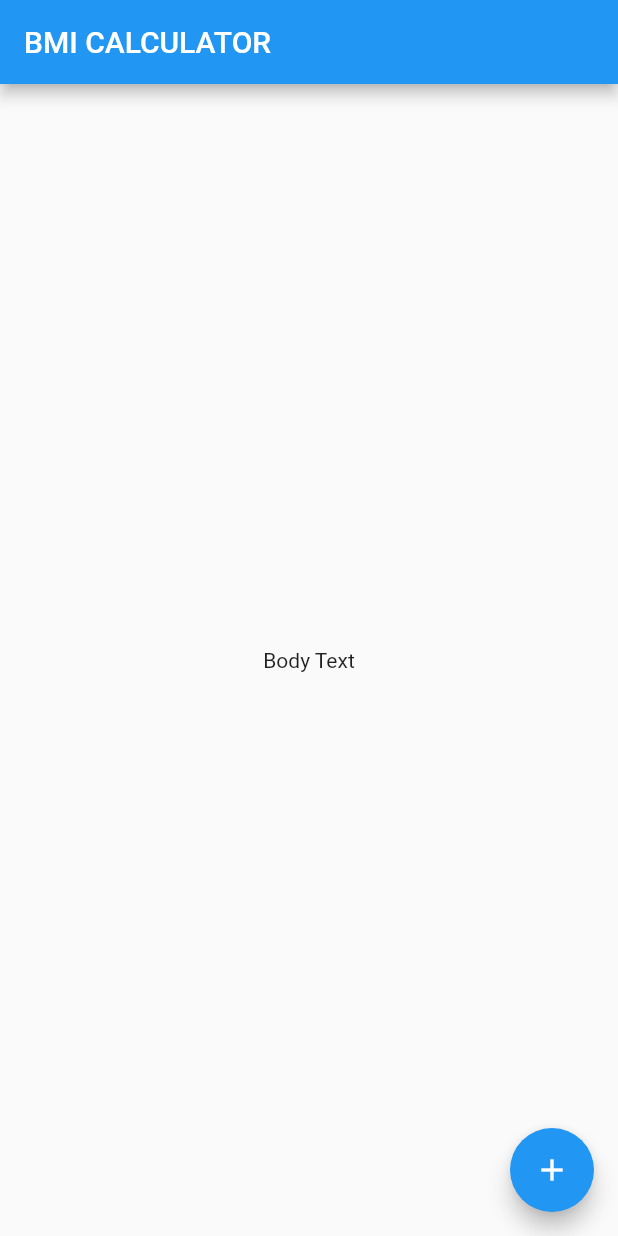
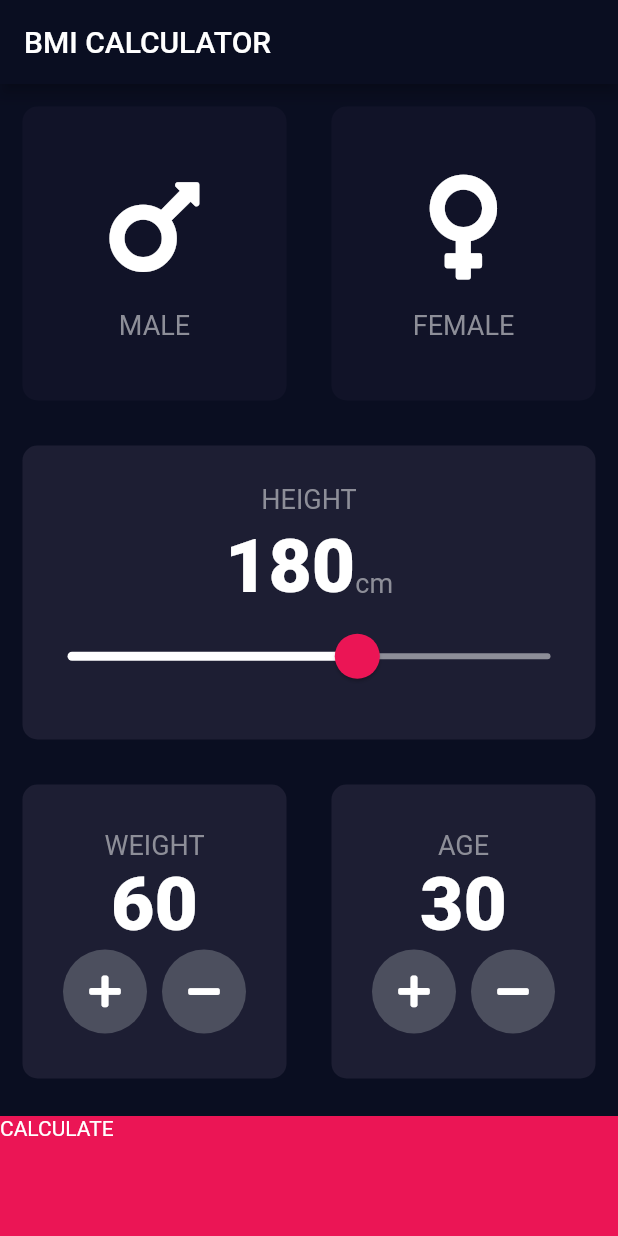
Before and after one commit to ginoabella/angela_bmicalculator, a Flutter app: the screen it shows after launch, on a phone screen of 412 x 824 dp. Run offline on Flutter 3.47's test engine with Material 2 defaults, Android fonts, the phone set to English and light mode, and no system bars; our stand-ins replace font_awesome_flutter.

Commit message:
2nd commit

```diff
--- /dev/null
+++ b/lib/constant.dart
@@ -0,0 +1,16 @@
+import 'package:flutter/material.dart';
+
+const kBottomContainerHeight = 80.0;
+const kActiveCardColor = Color(0xFF1D1E33);
+const kInactiveCardColor = Color(0xFF111328);
+const kBottomContainerColor = Color(0xFFEB1555);
+
+const kLabelTextStyle = TextStyle(
+  fontSize: 18,
+  color: Color(0xFF8D8E98),
+);
+
+const kNumberTextStyle = TextStyle(
+  fontSize: 50,
+  fontWeight: FontWeight.w900,
+);
--- /dev/null
+++ b/lib/icon_content.dart
@@ -0,0 +1,28 @@
+import 'package:flutter/material.dart';
+
+import 'package:bmi_calculator/constant.dart';
+
+class IconContent extends StatelessWidget {
+  final IconData icon;
+  final String label;
+
+  IconContent({@required this.icon, @required this.label});
+
+  @override
+  Widget build(BuildContext context) {
+    return Column(
+      mainAxisAlignment: MainAxisAlignment.center,
+      children: <Widget>[
+        Icon(
+          icon,
+          size: 80,
+        ),
+        SizedBox(height: 15),
+        Text(
+          label,
+          style: kLabelTextStyle,
+        )
+      ],
+    );
+  }
+}
--- /dev/null
+++ b/lib/input_page.dart
@@ -0,0 +1,247 @@
+import 'package:flutter/material.dart';
+import 'package:font_awesome_flutter/font_awesome_flutter.dart';
+
+import 'package:bmi_calculator/reuseable_card.dart';
+import 'package:bmi_calculator/icon_content.dart';
+import 'package:bmi_calculator/constant.dart';
+import 'package:bmi_calculator/round_icon_button.dart';
+import 'package:bmi_calculator/results_page.dart';
+
+enum Gender {
+  male,
+  female,
+}
+
+class InputPage extends StatefulWidget {
+  @override
+  _InputPageState createState() => _InputPageState();
+}
+
+class _InputPageState extends State<InputPage> {
+  Gender selectedGender;
+  int height = 180;
+  int weight = 60;
+  int age = 30;
+
+  @override
+  Widget build(BuildContext context) {
+    return Scaffold(
+        appBar: AppBar(
+          title: Text('BMI CALCULATOR'),
+        ),
+        body: Column(
+          crossAxisAlignment: CrossAxisAlignment.stretch,
+          children: <Widget>[
+            Expanded(
+              child: Row(
+                children: <Widget>[
+                  _buildMaleCard(),
+                  _buildFemaleCard(),
+                ],
+              ),
+            ),
+            _buildHeightCard(context),
+            Expanded(
+              child: Row(
+                children: <Widget>[
+                  _buildWeightCard(),
+                  _buildAgeCard(),
+                ],
+              ),
+            ),
+            GestureDetector(
+              onTap: () {
+                Navigator.push(
+                  context,
+                  MaterialPageRoute(builder: (context) => ResultsPage()),
+                );
+              },
+              child: Container(
+                child: Text('CALCULATE'),
+                color: kBottomContainerColor,
+                margin: EdgeInsets.only(top: 10.0),
+                width: double.infinity,
+                height: kBottomContainerHeight,
+              ),
+            )
+          ],
+        ));
+  }
+
+  Expanded _buildAgeCard() {
+    return Expanded(
+      child: ReusableCard(
+        colour: kActiveCardColor,
+        cardChild: Column(
+          mainAxisAlignment: MainAxisAlignment.center,
+          children: <Widget>[
+            Text(
+              'AGE',
+              style: kLabelTextStyle,
+            ),
+            Text(
+              '$age',
+              style: kNumberTextStyle,
+            ),
+            Row(
+              mainAxisAlignment: MainAxisAlignment.center,
+              children: <Widget>[
+                RoundIconButton(
+                  onPress: () {
+                    setState(() {
+                      age = age < 200 ? ++age : age;
+                    });
+                  },
+                  icon: FontAwesomeIcons.plus,
+                ),
+                SizedBox(width: 10),
+                RoundIconButton(
+                  onPress: () {
+                    setState(() {
+                      age = age > 0 ? --age : age;
+                    });
+                  },
+                  icon: FontAwesomeIcons.minus,
+                ),
+              ],
+            ),
+          ],
+        ),
+      ),
+    );
+  }
+
+  Expanded _buildWeightCard() {
+    return Expanded(
+      child: ReusableCard(
+        colour: kActiveCardColor,
+        cardChild: Column(
+          mainAxisAlignment: MainAxisAlignment.center,
+          children: <Widget>[
+            Text(
+              'WEIGHT',
+              style: kLabelTextStyle,
+            ),
+            Text(
+              '$weight',
+              style: kNumberTextStyle,
+            ),
+            Row(
+              mainAxisAlignment: MainAxisAlignment.center,
+              children: <Widget>[
+                RoundIconButton(
+                  onPress: () {
+                    setState(() {
+                      weight = weight < 400 ? ++weight : weight;
+                    });
+                  },
+                  icon: FontAwesomeIcons.plus,
+                ),
+                SizedBox(width: 10),
+                RoundIconButton(
+                  onPress: () {
+                    setState(() {
+                      weight = weight > 0 ? --weight : weight;
+                    });
+                  },
+                  icon: FontAwesomeIcons.minus,
+                ),
+              ],
+            ),
+          ],
+        ),
+      ),
+    );
+  }
+
+  Expanded _buildHeightCard(BuildContext context) {
+    return Expanded(
+      child: ReusableCard(
+        colour: kActiveCardColor,
+        cardChild: Column(
+          mainAxisAlignment: MainAxisAlignment.center,
+          children: <Widget>[
+            Text(
+              'HEIGHT',
+              style: kLabelTextStyle,
+            ),
+            SizedBox(height: 5),
+            Row(
+              mainAxisAlignment: MainAxisAlignment.center,
+              crossAxisAlignment: CrossAxisAlignment.baseline,
+              textBaseline: TextBaseline.alphabetic,
+              children: <Widget>[
+                Text(
+                  '$height',
+                  style: kNumberTextStyle,
+                ),
+                Text(
+                  'cm',
+                  style: kLabelTextStyle,
+                ),
+              ],
+            ),
+            SliderTheme(
+              data: SliderTheme.of(context).copyWith(
+                inactiveTrackColor: Color(0xFF8D8E98),
+                activeTrackColor: Colors.white,
+                thumbColor: Color(0xFFEB1555),
+                overlayColor: Color(0x29EB1555),
+                thumbShape: RoundSliderThumbShape(enabledThumbRadius: 15),
+                overlayShape: RoundSliderOverlayShape(overlayRadius: 30),
+              ),
+              child: Slider(
+                value: height.toDouble(),
+                min: 120.0,
+                max: 220.0,
+                onChanged: (newValue) {
+                  setState(() {
+                    height = newValue.round();
+                  });
+                },
+              ),
+            ),
+          ],
+        ),
+      ),
+    );
+  }
+
+  Expanded _buildFemaleCard() {
+    return Expanded(
+      child: ReusableCard(
+        onPress: () {
+          setState(() {
+            selectedGender = Gender.female;
+          });
+        },
+        colour: selectedGender == Gender.female
+            ? kActiveCardColor
+            : kInactiveCardColor,
+        cardChild: IconContent(
+          icon: FontAwesomeIcons.venus,
+          label: 'FEMALE',
+        ),
+      ),
+    );
+  }
+
+  Expanded _buildMaleCard() {
+    return Expanded(
+      child: ReusableCard(
+        onPress: () {
+          setState(() {
+            selectedGender = Gender.male;
+          });
+        },
+        colour: selectedGender == Gender.male
+            ? kActiveCardColor
+            : kInactiveCardColor,
+        cardChild: IconContent(
+          icon: FontAwesomeIcons.mars,
+          label: 'MALE',
+        ),
+      ),
+    );
+  }
+}
--- a/lib/main.dart
+++ b/lib/main.dart
@@ -1,4 +1,6 @@
 import 'package:flutter/material.dart';
+
+import 'package:bmi_calculator/input_page.dart';
 
 void main() => runApp(BMICalculator());
 
@@ -6,29 +8,11 @@ class BMICalculator extends StatelessWidget {
   @override
   Widget build(BuildContext context) {
     return MaterialApp(
+      theme: ThemeData.dark().copyWith(
+        primaryColor: Color(0xFF0A0E21),
+        scaffoldBackgroundColor: Color(0xFF0A0E21),
+      ),
       home: InputPage(),
     );
   }
 }
-
-class InputPage extends StatefulWidget {
-  @override
-  _InputPageState createState() => _InputPageState();
-}
-
-class _InputPageState extends State<InputPage> {
-  @override
-  Widget build(BuildContext context) {
-    return Scaffold(
-      appBar: AppBar(
-        title: Text('BMI CALCULATOR'),
-      ),
-      body: Center(
-        child: Text('Body Text'),
-      ),
-      floatingActionButton: FloatingActionButton(
-        child: Icon(Icons.add),
-      ),
-    );
-  }
-}
--- /dev/null
+++ b/lib/results_page.dart
@@ -0,0 +1,13 @@
+import 'package:flutter/material.dart';
+
+class ResultsPage extends StatelessWidget {
+  @override
+  Widget build(BuildContext context) {
+    return Scaffold(
+      appBar: AppBar(
+        title: Text('BMI CALCULATOR'),
+      ),
+      body: Text('Test'),
+    );
+  }
+}
--- /dev/null
+++ b/lib/reuseable_card.dart
@@ -0,0 +1,35 @@
+import 'package:flutter/material.dart';
+
+class ReusableCard extends StatelessWidget {
+  final Color colour;
+  final Widget cardChild;
+  final Function onPress;
+
+  ReusableCard({
+    @required this.colour,
+    this.cardChild,
+    this.onPress,
+  });
+
+  @override
+  Widget build(BuildContext context) {
+    return GestureDetector(
+      onTap: onPress,
+      child: Container(
+        child: cardChild,
+        margin: EdgeInsets.all(15),
+        decoration: BoxDecoration(
+          borderRadius: BorderRadius.circular(10),
+          color: colour,
+        ),
+      ),
+    );
+  }
+}
+
+//GestureDetector(
+//onTap: () {
+//setState(() {
+//selectedGender = Gender.male;
+//});
+//}
--- /dev/null
+++ b/lib/round_icon_button.dart
@@ -0,0 +1,28 @@
+import 'package:flutter/material.dart';
+
+class RoundIconButton extends StatelessWidget {
+  final IconData icon;
+  final Function onPress;
+
+  RoundIconButton({
+    @required this.icon,
+    this.onPress,
+  });
+
+  @override
+  Widget build(BuildContext context) {
+    return RawMaterialButton(
+      child: Icon(icon),
+      elevation: 0,
+      shape: CircleBorder(),
+      //other shape
+      //shape: RoundedRectangleBorder(borderRadius: BorderRadius.circular(10)),
+      constraints: BoxConstraints.tightFor(
+        width: 56,
+        height: 56,
+      ),
+      fillColor: Color(0xFF4C4F5E),
+      onPressed: onPress,
+    );
+  }
+}
--- a/pubspec.yaml
+++ b/pubspec.yaml
@@ -11,6 +11,7 @@ dependencies:
     sdk: flutter
 
   cupertino_icons: ^0.1.2
+  font_awesome_flutter: ^8.8.1
 
 dev_dependencies:
   flutter_test:
```
